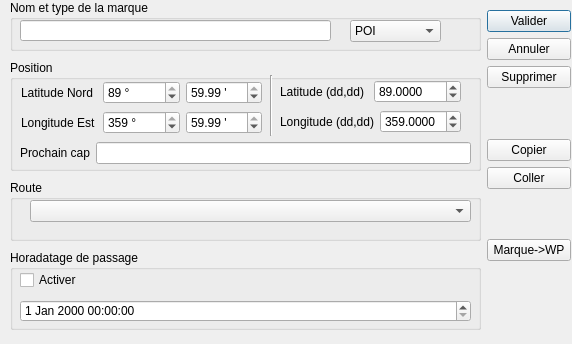
Old version of the form src/POI_editor.ui in the repository nohal/qtVlm.
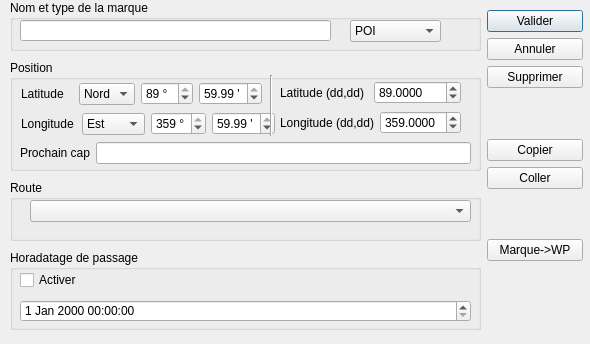
New version of the form.

Diff of the .ui file:
```diff
--- a/src/POI_editor.ui
+++ b/src/POI_editor.ui
@@ -6,7 +6,7 @@
    <rect>
     <x>0</x>
     <y>0</y>
-    <width>572</width>
+    <width>590</width>
     <height>344</height>
    </rect>
   </property>
@@ -120,17 +120,31 @@
       <x>11</x>
       <y>21</y>
       <width>241</width>
-      <height>23</height>
+      <height>26</height>
      </rect>
     </property>
     <layout class="QHBoxLayout" name="horizontalLayout">
      <item>
       <widget class="QLabel" name="label">
        <property name="text">
-        <string>Latitude Nord</string>
+        <string>Latitude</string>
        </property>
       </widget>
      </item>
+     <item>
+      <widget class="QComboBox" name="lat_sig">
+       <item>
+        <property name="text">
+         <string>Nord</string>
+        </property>
+       </item>
+       <item>
+        <property name="text">
+         <string>Sud</string>
+        </property>
+       </item>
+      </widget>
+     </item>
      <item>
       <widget class="QSpinBox" name="lat_deg">
        <property name="suffix">
@@ -140,7 +154,7 @@
         <string/>
        </property>
        <property name="minimum">
-        <number>-89</number>
+        <number>0</number>
        </property>
        <property name="maximum">
         <number>89</number>
@@ -156,7 +170,7 @@
         <string> '</string>
        </property>
        <property name="minimum">
-        <double>-59.990000000000002</double>
+        <double>0.000000000000000</double>
        </property>
        <property name="maximum">
         <double>59.990000000000002</double>
@@ -173,18 +187,32 @@
      <rect>
       <x>11</x>
       <y>51</y>
-      <width>241</width>
-      <height>23</height>
+      <width>254</width>
+      <height>26</height>
      </rect>
     </property>
     <layout class="QHBoxLayout" name="horizontalLayout_2">
      <item>
       <widget class="QLabel" name="label_2">
        <property name="text">
-        <string>Longitude Est</string>
+        <string>Longitude</string>
        </property>
       </widget>
      </item>
+     <item>
+      <widget class="QComboBox" name="lon_sig">
+       <item>
+        <property name="text">
+         <string>Est</string>
+        </property>
+       </item>
+       <item>
+        <property name="text">
+         <string>Ouest</string>
+        </property>
+       </item>
+      </widget>
+     </item>
      <item>
       <widget class="QSpinBox" name="lon_deg">
        <property name="suffix">
@@ -194,7 +222,7 @@
         <string/>
        </property>
        <property name="minimum">
-        <number>-359</number>
+        <number>0</number>
        </property>
        <property name="maximum">
         <number>359</number>
@@ -210,7 +238,7 @@
         <string> '</string>
        </property>
        <property name="minimum">
-        <double>-59.990000000000002</double>
+        <double>0.000000000000000</double>
        </property>
        <property name="maximum">
         <double>59.990000000000002</double>
@@ -241,7 +269,7 @@
       <x>270</x>
       <y>20</y>
       <width>181</width>
-      <height>23</height>
+      <height>26</height>
      </rect>
     </property>
     <layout class="QHBoxLayout" name="horizontalLayout_4">
@@ -279,7 +307,7 @@
       <x>270</x>
       <y>50</y>
       <width>181</width>
-      <height>23</height>
+      <height>26</height>
      </rect>
     </property>
     <layout class="QHBoxLayout" name="horizontalLayout_5">
@@ -353,7 +381,7 @@
     <rect>
      <x>487</x>
      <y>10</y>
-     <width>84</width>
+     <width>96</width>
      <height>251</height>
     </rect>
    </property>
```
